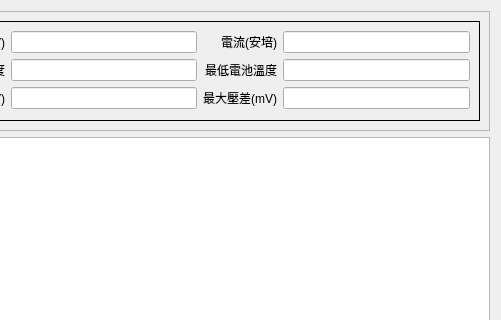
First picture: the form in frmstackview.ui, repository haoyi-jason/BMS_HY01_old, before the edit; both pictures show x 759 to 1260 and y 0 to 320 of the 1260 by 600 pixel window.
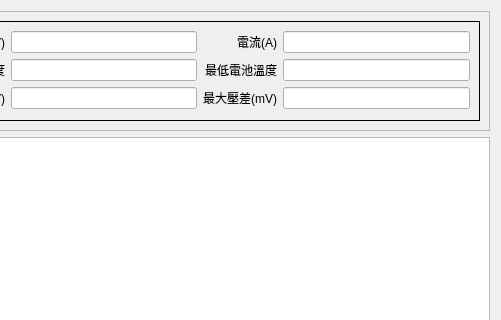
Second picture: the form after the edit.

```diff
--- a/frmstackview.ui
+++ b/frmstackview.ui
@@ -213,7 +213,7 @@
           <item row="0" column="7">
            <widget class="QLabel" name="label_7">
             <property name="text">
-             <string>電流(安培)</string>
+             <string>電流(A)</string>
             </property>
             <property name="alignment">
              <set>Qt::AlignRight|Qt::AlignTrailing|Qt::AlignVCenter</set>
```
